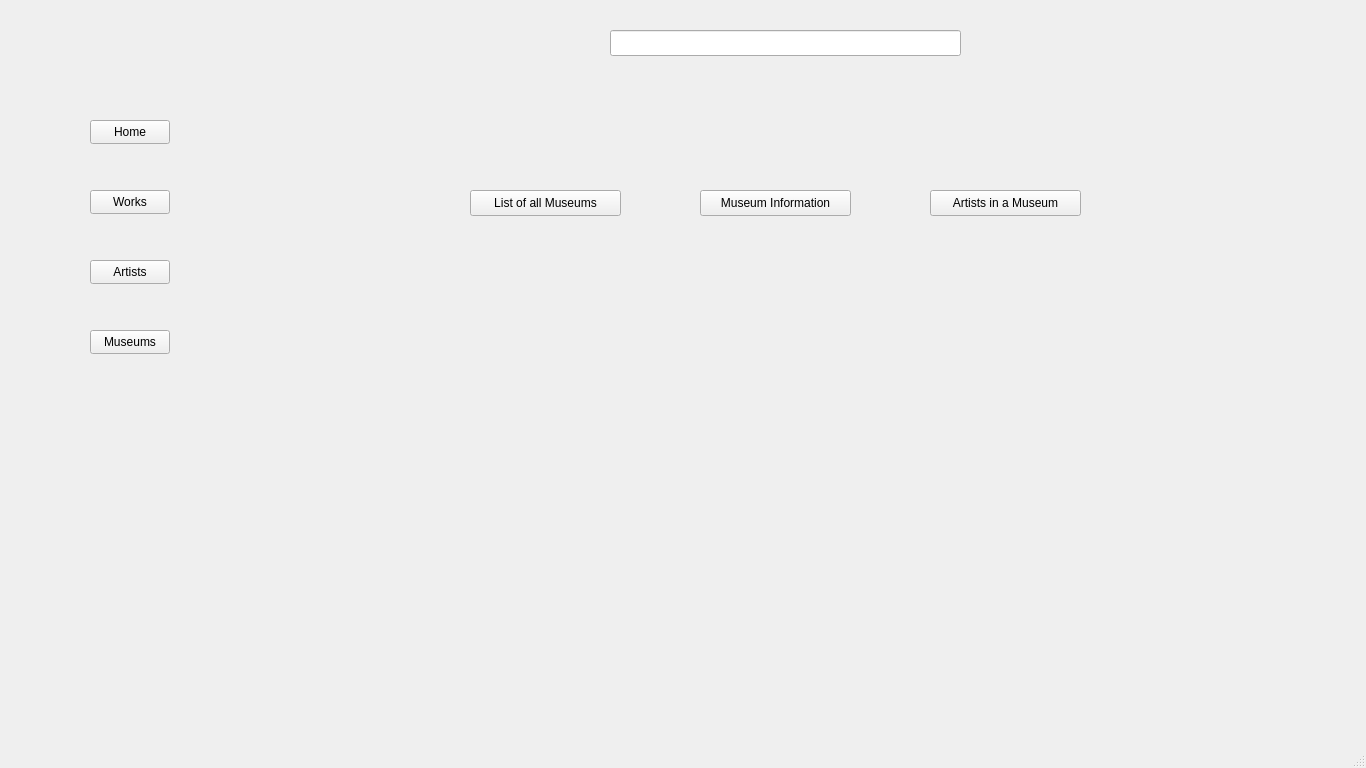
First picture: the form in database-front-end/mainwindow.ui, repository Griffin1610/CS366dbms-project, before the edit.
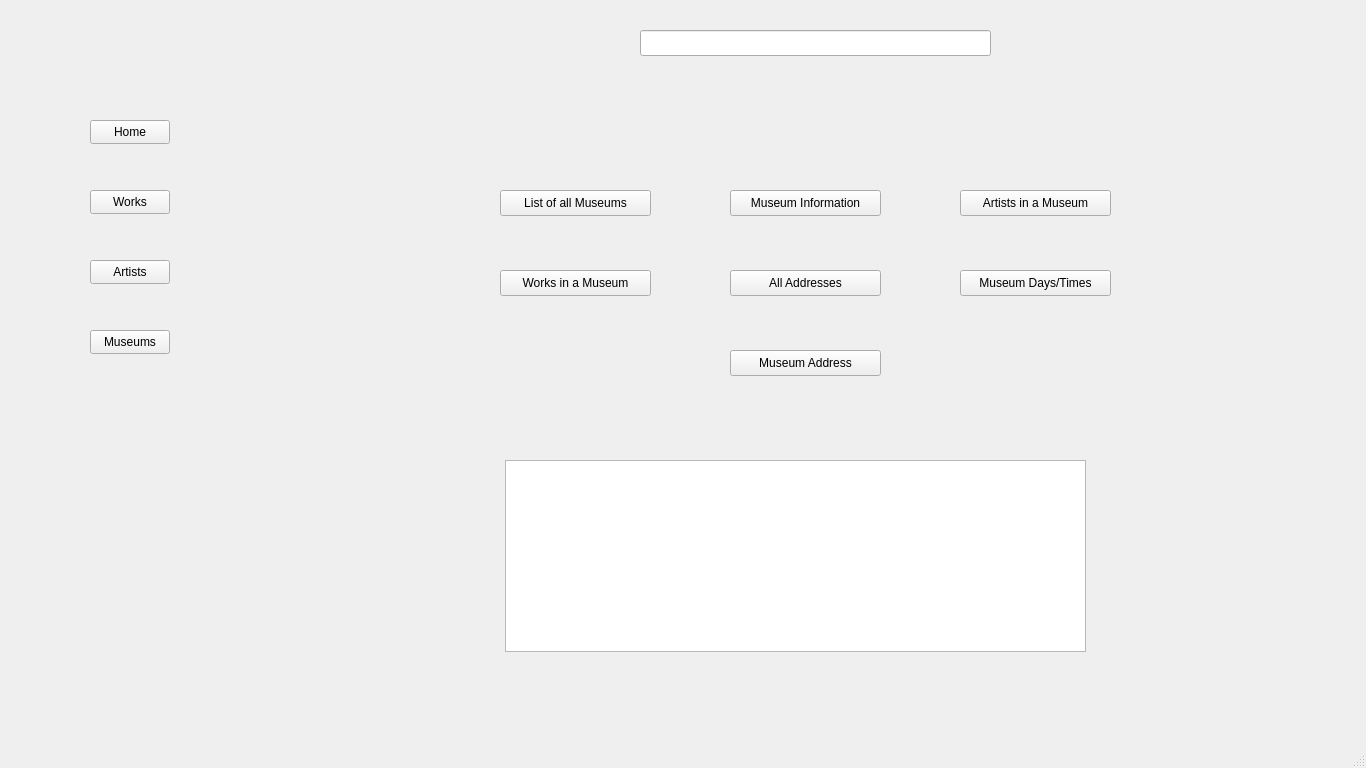
Second picture: the form after the edit. The open tabs and pages were chosen to show the change.

```diff
--- a/database-front-end/mainwindow.ui
+++ b/database-front-end/mainwindow.ui
@@ -82,7 +82,7 @@
    <widget class="QStackedWidget" name="stackedWidget">
     <property name="geometry">
      <rect>
-      <x>250</x>
+      <x>280</x>
       <y>0</y>
       <width>1116</width>
       <height>768</height>
@@ -271,6 +271,68 @@
        <string>Artists in a Museum</string>
       </property>
      </widget>
+     <widget class="QPushButton" name="worksInMuseumButton">
+      <property name="geometry">
+       <rect>
+        <x>220</x>
+        <y>270</y>
+        <width>151</width>
+        <height>26</height>
+       </rect>
+      </property>
+      <property name="text">
+       <string>Works in a Museum</string>
+      </property>
+     </widget>
+     <widget class="QPushButton" name="addressInfoButton">
+      <property name="geometry">
+       <rect>
+        <x>450</x>
+        <y>270</y>
+        <width>151</width>
+        <height>26</height>
+       </rect>
+      </property>
+      <property name="text">
+       <string>All Addresses</string>
+      </property>
+     </widget>
+     <widget class="QTableWidget" name="museumTableWidget">
+      <property name="geometry">
+       <rect>
+        <x>225</x>
+        <y>460</y>
+        <width>581</width>
+        <height>192</height>
+       </rect>
+      </property>
+     </widget>
+     <widget class="QPushButton" name="museumDaysAndHoursButton">
+      <property name="geometry">
+       <rect>
+        <x>680</x>
+        <y>270</y>
+        <width>151</width>
+        <height>26</height>
+       </rect>
+      </property>
+      <property name="text">
+       <string>Museum Days/Times</string>
+      </property>
+     </widget>
+     <widget class="QPushButton" name="museumAddressButton">
+      <property name="geometry">
+       <rect>
+        <x>450</x>
+        <y>350</y>
+        <width>151</width>
+        <height>26</height>
+       </rect>
+      </property>
+      <property name="text">
+       <string>Museum Address</string>
+      </property>
+     </widget>
     </widget>
    </widget>
   </widget>
```
Left out of the diff: 98 changed lines with no effect on the pictures.
